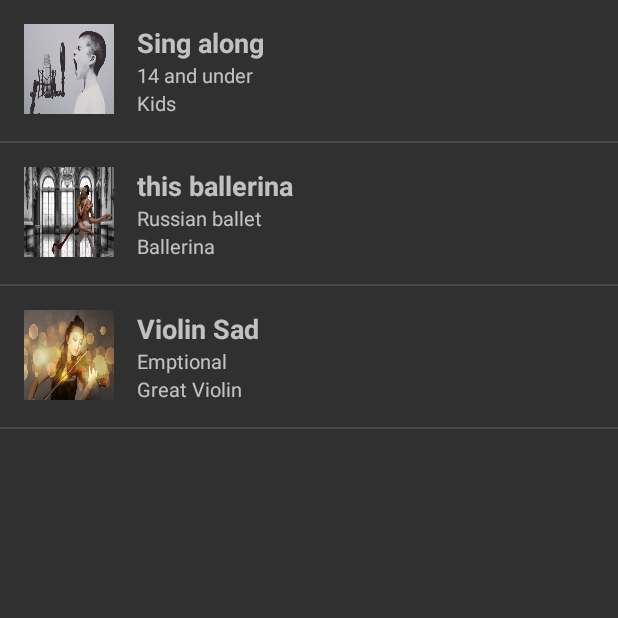
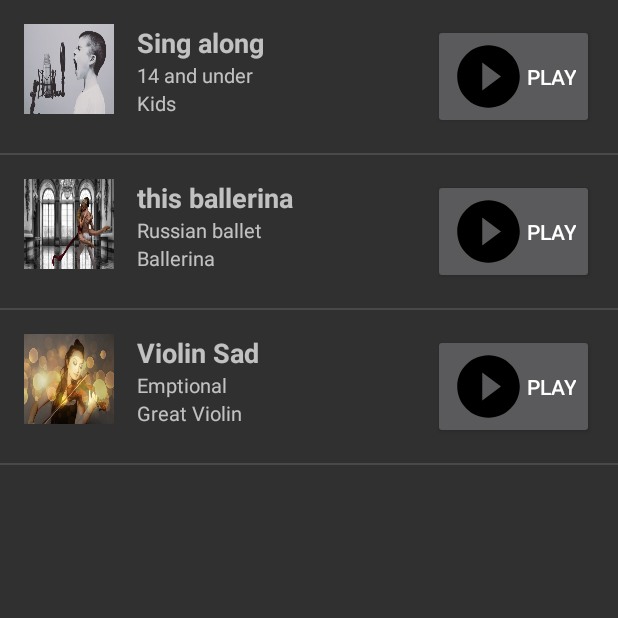
Before and after one commit to tijojose27/MusicApp, an Android app: the screen it shows after launch (GenericActivity), after a tap on "SONGS", on a phone screen of 412 x 824 dp, the top half of it. Run offline under Robolectric (Android 15) with nearby library versions, the phone set to English and light mode, and no system bars.

Commit message:
Changed TextViews to buttons and added play button on SongActivity

```diff
--- a/app/src/main/java/com/tijojose27/musicapp/MainActivity.java
+++ b/app/src/main/java/com/tijojose27/musicapp/MainActivity.java
@@ -4,6 +4,7 @@ import android.content.Intent;
 import android.support.v7.app.AppCompatActivity;
 import android.os.Bundle;
 import android.view.View;
+import android.widget.Button;
 import android.widget.TextView;
 
 import java.util.ArrayList;
@@ -19,9 +20,9 @@ public class MainActivity extends AppCompatActivity {
         setContentView(R.layout.activity_main);
 
         //INITIALIZING ALL THE TEXT VIEWS
-        TextView albums = (TextView) findViewById(R.id.main_Album_view);
-        TextView artist = (TextView) findViewById(R.id.main_Artist_View);
-        final TextView songs = (TextView) findViewById(R.id.main_Songs_View);
+        Button albums = (Button) findViewById(R.id.main_Album_view);
+        Button artist = (Button) findViewById(R.id.main_Artist_View);
+        Button songs = (Button) findViewById(R.id.main_Songs_View);
 
         //CREATING AN ARRAYLIST OF MUSIC
         musics.add(new Music("Sing along", "Kids", "14 and under", R.drawable.kids));
--- a/app/src/main/java/com/tijojose27/musicapp/PlaySongActivity.java
+++ b/app/src/main/java/com/tijojose27/musicapp/PlaySongActivity.java
@@ -5,6 +5,7 @@ import android.os.Bundle;
 import android.support.annotation.Nullable;
 import android.support.v7.app.AppCompatActivity;
 import android.view.View;
+import android.widget.Button;
 import android.widget.ImageButton;
 import android.widget.ImageView;
 import android.widget.TextView;
--- a/app/src/main/java/com/tijojose27/musicapp/SongAdapter.java
+++ b/app/src/main/java/com/tijojose27/musicapp/SongAdapter.java
@@ -8,6 +8,7 @@ import android.view.LayoutInflater;
 import android.view.View;
 import android.view.ViewGroup;
 import android.widget.ArrayAdapter;
+import android.widget.Button;
 import android.widget.ImageView;
 import android.widget.TextView;
 
@@ -27,6 +28,7 @@ public class SongAdapter extends ArrayAdapter<Music>{
     private TextView albumTextView;
     private TextView artistTextView;
     private ImageView imageImageView;
+    private Button playButton;
 
     public SongAdapter(@NonNull Context context, ArrayList<Music> mMusic) {
         super(context, 0, mMusic);
@@ -44,6 +46,7 @@ public class SongAdapter extends ArrayAdapter<Music>{
             albumTextView = (TextView) listItemView.findViewById(R.id.songItem_album_Text_View);
             artistTextView = (TextView) listItemView.findViewById(R.id.songItem_artist_Text_View);
             imageImageView = (ImageView) listItemView.findViewById(R.id.songItem_image_Image_View);
+            playButton = (Button) listItemView.findViewById(R.id.songPlay_song_item_Button);
         }
 
         //GETTING THE CURRENT MUSIC OBJECT
@@ -69,6 +72,7 @@ public class SongAdapter extends ArrayAdapter<Music>{
         albumTextView.setOnClickListener(onClick);
         artistTextView.setOnClickListener(onClick);
         songTextView.setOnClickListener(onClick);
+        playButton.setOnClickListener(onClick);
 
         return listItemView;
     }
--- a/app/src/main/res/layout/song_item.xml
+++ b/app/src/main/res/layout/song_item.xml
@@ -47,4 +47,12 @@
         tools:text="ARTIST"
         android:layout_below="@id/songItem_album_Text_View"/>
 
+    <Button
+        android:id="@+id/songPlay_song_item_Button"
+        android:layout_width="wrap_content"
+        android:layout_height="wrap_content"
+        android:drawableStart="@drawable/play"
+        android:text="PLAY"
+        android:layout_alignParentRight="true"/>
+
 </RelativeLayout>
```
